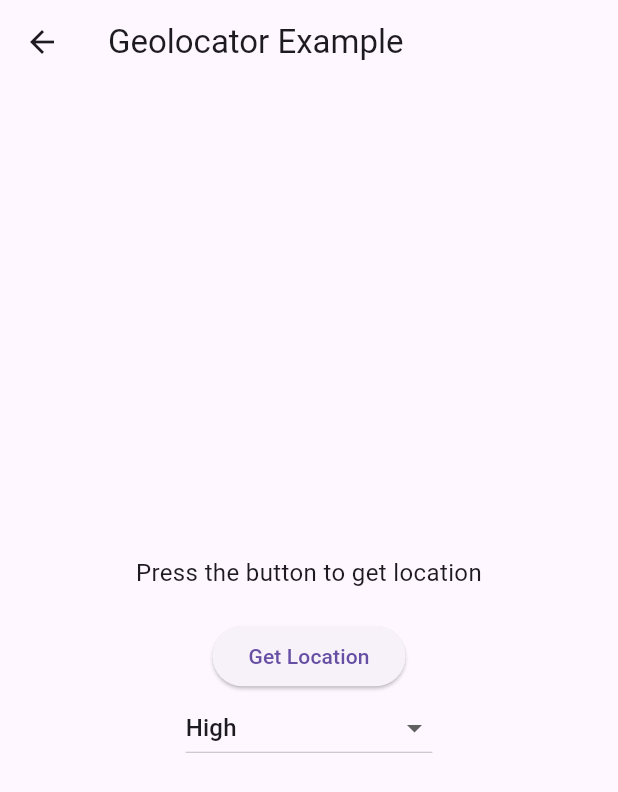
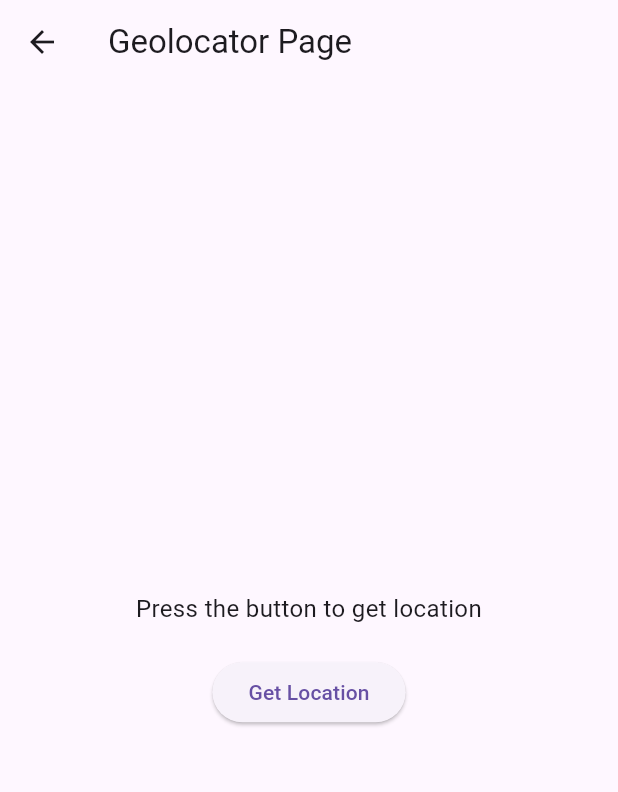
Before and after one commit to LukesRepositories/location_tracking_flutter, a Flutter app: the screen it shows after launch, after a tap on "Geolocator Package", on a phone screen of 412 x 824 dp. Shown: the top 792 px of the screen. Run offline on Flutter 3.47's test engine with Material 3 defaults, Android fonts, the phone set to English and light mode, and no system bars; our stand-ins replace geolocator, location.

Commit message:
Tidied up application and added cold boot start up times file

```diff
--- a/lib/main.dart
+++ b/lib/main.dart
@@ -1,7 +1,7 @@
 import 'package:flutter/material.dart';
 import 'package:location_tracking_flutter/pages/geolocatorPackage.dart';
 import 'package:location_tracking_flutter/pages/home.dart';
-import 'package:location_tracking_flutter/pages/locationPackage.dart';
+import 'package:location_tracking_flutter/pages/primeNumberPage.dart';
 
 
 void main() {
@@ -9,8 +9,8 @@ void main() {
     initialRoute: '/home',
     routes: {
       '/home': (context) => Home(),
-      '/locationPackage': (context) => LocationPackage(),
       '/geolocatorPackage': (context) => GeolocatorPackage(),
+      '/primeNumberPage': (context) => PrimeNumberPage(),
     },
   ));
 }
--- a/lib/pages/geolocatorPackage.dart
+++ b/lib/pages/geolocatorPackage.dart
@@ -5,24 +5,11 @@ class GeolocatorPackage extends StatefulWidget {
   const GeolocatorPackage({super.key});
 
   @override
-  State<GeolocatorPackage> createState() => _LocationPageState();
+  State<GeolocatorPackage> createState() => _GeolocatorPageState();
 }
 
-class _LocationPageState extends State<GeolocatorPackage> {
+class _GeolocatorPageState extends State<GeolocatorPackage> {
   String _locationMessage = "";
-
-  // Default accuracy
-  LocationAccuracy _selectedAccuracy = LocationAccuracy.high;
-
-  // Dropdown items for LocationAccuracy
-  final Map<LocationAccuracy, String> _accuracyOptions = {
-    LocationAccuracy.lowest: "Lowest",
-    LocationAccuracy.low: "Low",
-    LocationAccuracy.medium: "Medium",
-    LocationAccuracy.high: "High",
-    LocationAccuracy.best: "Best",
-    LocationAccuracy.bestForNavigation: "Best for Navigation",
-  };
 
   Future<void> _getLocation() async {
     bool serviceEnabled;
@@ -60,7 +47,7 @@ class _LocationPageState extends State<GeolocatorPackage> {
     final stopwatch = Stopwatch()..start();
     // Get the current position
     final Position position = await Geolocator.getCurrentPosition(
-      desiredAccuracy: _selectedAccuracy,
+      desiredAccuracy: LocationAccuracy.high,
     );
     stopwatch.stop();
 
@@ -73,7 +60,7 @@ class _LocationPageState extends State<GeolocatorPackage> {
   @override
   Widget build(BuildContext context) {
     return Scaffold(
-      appBar: AppBar(title: const Text("Geolocator Example")),
+      appBar: AppBar(title: const Text("Geolocator Page")),
       body: Center(
         child: Column(
           mainAxisAlignment: MainAxisAlignment.center,
@@ -88,25 +75,6 @@ class _LocationPageState extends State<GeolocatorPackage> {
               onPressed: _getLocation,
               child: const Text("Get Location"),
             ),
-            // Dropdown menu for accuracy
-            DropdownButton<LocationAccuracy>(
-              value: _selectedAccuracy,
-              items: _accuracyOptions.entries
-                  .map(
-                    (entry) => DropdownMenuItem<LocationAccuracy>(
-                  value: entry.key,
-                  child: Text(entry.value),
-                ),
-              )
-                  .toList(),
-              onChanged: (value) {
-                if (value != null) {
-                  setState(() {
-                    _selectedAccuracy = value;
-                  });
-                }
-              },
-            ),
             if(_locationMessage.isNotEmpty)
               Text(
               _locationMessage,
--- a/lib/pages/home.dart
+++ b/lib/pages/home.dart
@@ -21,9 +21,9 @@ class _HomeState extends State<Home> {
           children: [
             ElevatedButton(
               onPressed: (){
-                Navigator.pushNamed(context, '/locationPackage');
+                Navigator.pushNamed(context, '/primeNumberPage');
               },
-              child: const Text("Location Package"),
+              child: const Text("Prime Number Page"),
             ),
             ElevatedButton(
               onPressed: (){
```
Also changed, not shown: lib/pages/primeNumberPage.dart (renamed from lib/pages/locationPackage.dart, +13 -5 lines), 1 other file.
